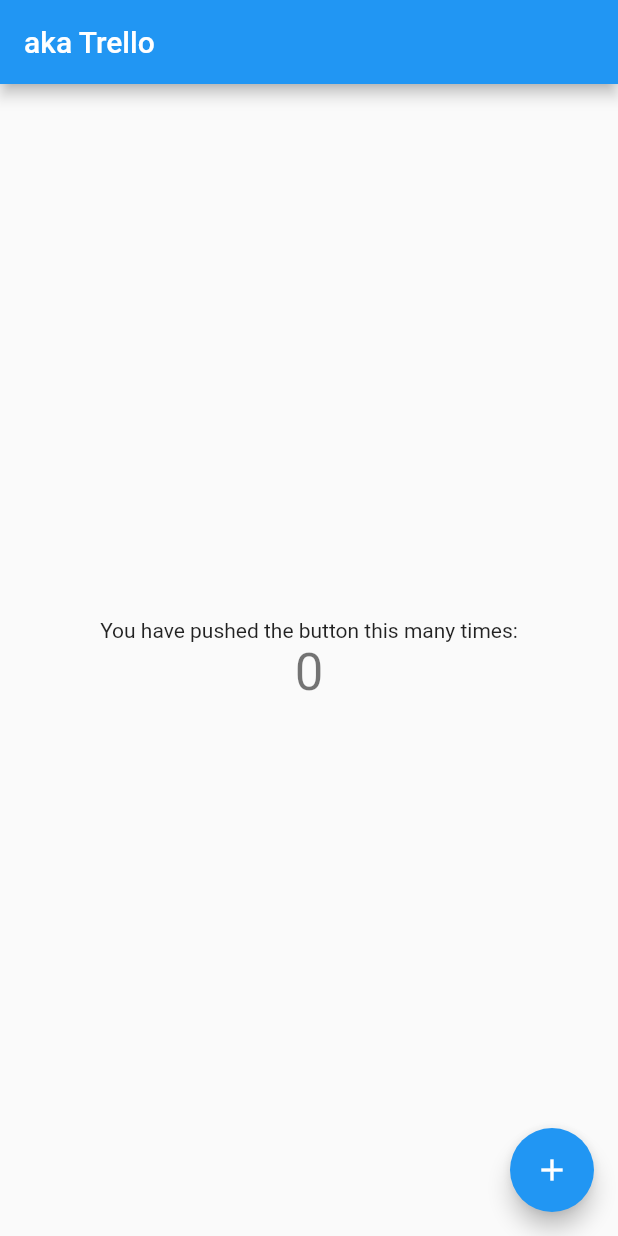
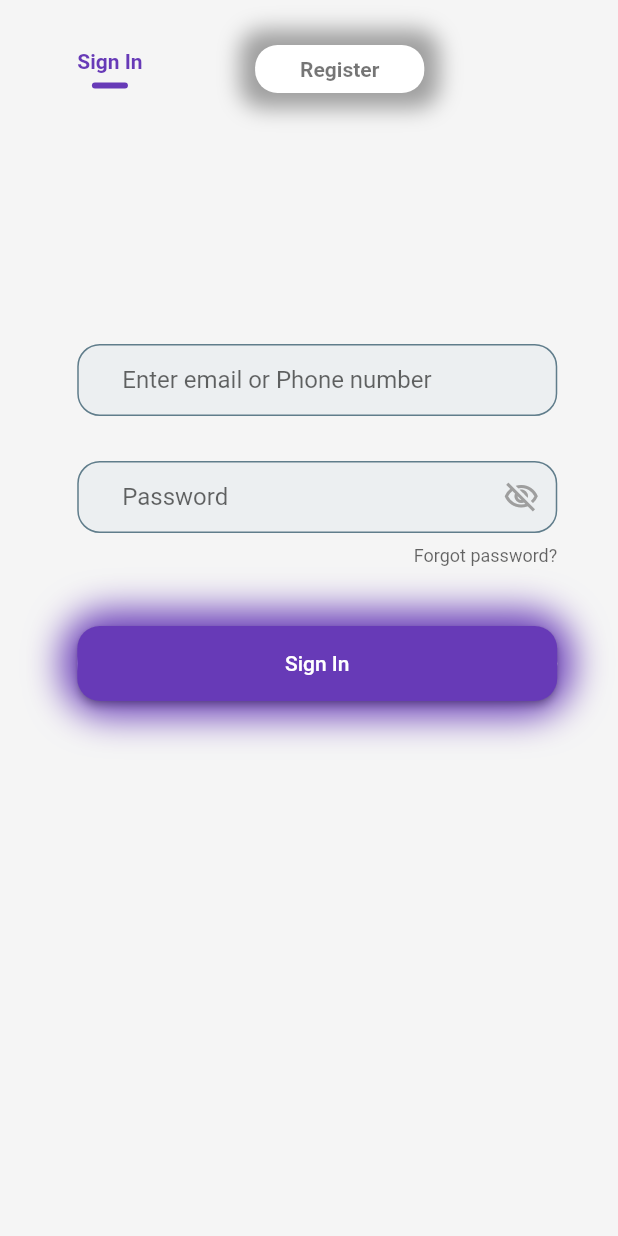
Before and after one commit to MateuszMazurTUL/web-apps-flutter, a Flutter app: the screen it shows after launch, on a phone screen of 412 x 824 dp. Run offline on Flutter 3.47's test engine with Material 2 defaults, Android fonts, the phone set to English and light mode, and no system bars.

Commit message:
login page

```diff
--- a/lib/main.dart
+++ b/lib/main.dart
@@ -11,7 +11,7 @@ class MyApp extends StatelessWidget {
   @override
   Widget build(BuildContext context) {
     return MaterialApp(
-      title: 'Flutter Demo',
+      title: 'aka Trello',
       theme: ThemeData(
         // This is the theme of your application.
         //
@@ -70,46 +70,232 @@ class _MyHomePageState extends State<MyHomePage> {
     // fast, so that you can just rebuild anything that needs updating rather
     // than having to individually change instances of widgets.
     return Scaffold(
-      appBar: AppBar(
-        // Here we take the value from the MyHomePage object that was created by
-        // the App.build method, and use it to set our appbar title.
-        title: Text(widget.title),
-      ),
-      body: Center(
-        // Center is a layout widget. It takes a single child and positions it
-        // in the middle of the parent.
-        child: Column(
-          // Column is also a layout widget. It takes a list of children and
-          // arranges them vertically. By default, it sizes itself to fit its
-          // children horizontally, and tries to be as tall as its parent.
-          //
-          // Invoke "debug painting" (press "p" in the console, choose the
-          // "Toggle Debug Paint" action from the Flutter Inspector in Android
-          // Studio, or the "Toggle Debug Paint" command in Visual Studio Code)
-          // to see the wireframe for each widget.
-          //
-          // Column has various properties to control how it sizes itself and
-          // how it positions its children. Here we use mainAxisAlignment to
-          // center the children vertically; the main axis here is the vertical
-          // axis because Columns are vertical (the cross axis would be
-          // horizontal).
-          mainAxisAlignment: MainAxisAlignment.center,
-          children: <Widget>[
-            const Text(
-              'You have pushed the button this many times:',
-            ),
-            Text(
-              '$_counter',
-              style: Theme.of(context).textTheme.headline4,
-            ),
-          ],
-        ),
-      ),
-      floatingActionButton: FloatingActionButton(
-        onPressed: _incrementCounter,
-        tooltip: 'Increment',
-        child: const Icon(Icons.add),
+      backgroundColor: Color(0xFFf5f5f5),
+      body: ListView(
+        padding: EdgeInsets.symmetric(
+            horizontal: MediaQuery.of(context).size.width / 8),
+        children: [
+          Menu(),
+          // MediaQuery.of(context).size.width >= 980
+          //     ? Menu()
+          //     : SizedBox(), // Responsive
+          Body()
+        ],
       ), // This trailing comma makes auto-formatting nicer for build methods.
     );
   }
 }
+
+class Menu extends StatelessWidget {
+  @override
+  Widget build(BuildContext context) {
+    return Padding(
+      padding: const EdgeInsets.symmetric(vertical: 30),
+      child: Row(
+        mainAxisAlignment: MainAxisAlignment.spaceBetween,
+        children: [
+          Row(
+            mainAxisAlignment: MainAxisAlignment.start,
+            children: [
+              _menuItem(title: 'Sign In', isActive: true),
+              _registerButton()
+            ],
+          ),
+        ],
+      ),
+    );
+  }
+
+  Widget _menuItem({String title = 'Title Menu', isActive = false}) {
+    return Padding(
+      padding: const EdgeInsets.only(right: 75),
+      child: MouseRegion(
+        cursor: SystemMouseCursors.click,
+        child: Column(
+          children: [
+            Text(
+              '$title',
+              style: TextStyle(
+                fontWeight: FontWeight.bold,
+                color: isActive ? Colors.deepPurple : Colors.grey,
+              ),
+            ),
+            SizedBox(
+              height: 6,
+            ),
+            isActive
+                ? Container(
+                    padding: EdgeInsets.symmetric(horizontal: 12, vertical: 2),
+                    decoration: BoxDecoration(
+                      color: Colors.deepPurple,
+                      borderRadius: BorderRadius.circular(30),
+                    ),
+                  )
+                : SizedBox()
+          ],
+        ),
+      ),
+    );
+  }
+
+  Widget _registerButton() {
+    return Container(
+      padding: EdgeInsets.symmetric(horizontal: 30, vertical: 8),
+      decoration: BoxDecoration(
+        color: Colors.white,
+        borderRadius: BorderRadius.circular(15),
+        boxShadow: [
+          BoxShadow(
+            color: Colors.grey,
+            spreadRadius: 10,
+            blurRadius: 12,
+          ),
+        ],
+      ),
+      child: Text(
+        'Register',
+        style: TextStyle(
+          fontWeight: FontWeight.bold,
+          color: Colors.black54,
+        ),
+      ),
+    );
+  }
+}
+
+class Body extends StatelessWidget {
+  @override
+  Widget build(BuildContext context) {
+    return Row(
+      mainAxisAlignment: MainAxisAlignment.center,
+      children: [
+        Padding(
+          padding: EdgeInsets.symmetric(
+              vertical: MediaQuery.of(context).size.height / 6),
+          child: Container(
+            width: 320,
+            child: _formLogin(),
+          ),
+        )
+      ],
+    );
+  }
+
+  Widget _formLogin() {
+    return Column(
+      children: [
+        TextField(
+          decoration: InputDecoration(
+            hintText: 'Enter email or Phone number',
+            filled: true,
+            fillColor: Colors.blueGrey[50],
+            labelStyle: TextStyle(fontSize: 12),
+            contentPadding: EdgeInsets.only(left: 30),
+            enabledBorder: OutlineInputBorder(
+              borderSide: BorderSide(color: Colors.blueGrey),
+              borderRadius: BorderRadius.circular(15),
+            ),
+            focusedBorder: OutlineInputBorder(
+              borderSide: BorderSide(color: Colors.blueGrey),
+              borderRadius: BorderRadius.circular(15),
+            ),
+          ),
+        ),
+        SizedBox(height: 30),
+        TextField(
+          decoration: InputDecoration(
+            hintText: 'Password',
+            counterText: 'Forgot password?',
+            suffixIcon: Icon(
+              Icons.visibility_off_outlined,
+              color: Colors.grey,
+            ),
+            filled: true,
+            fillColor: Colors.blueGrey[50],
+            labelStyle: TextStyle(fontSize: 12),
+            contentPadding: EdgeInsets.only(left: 30),
+            enabledBorder: OutlineInputBorder(
+              borderSide: BorderSide(color: Colors.blueGrey),
+              borderRadius: BorderRadius.circular(15),
+            ),
+            focusedBorder: OutlineInputBorder(
+              borderSide: BorderSide(color: Colors.blueGrey),
+              borderRadius: BorderRadius.circular(15),
+            ),
+          ),
+        ),
+        SizedBox(height: 40),
+        Container(
+          decoration: BoxDecoration(
+            color: Colors.white,
+            borderRadius: BorderRadius.circular(30),
+            boxShadow: [
+              BoxShadow(
+                color: Colors.deepPurple,
+                spreadRadius: 10,
+                blurRadius: 20,
+              ),
+            ],
+          ),
+          child: ElevatedButton(
+            child: Container(
+                width: double.infinity,
+                height: 50,
+                child: Center(child: Text("Sign In"))),
+            onPressed: () => print("it's pressed"),
+            style: ElevatedButton.styleFrom(
+              primary: Colors.deepPurple,
+              onPrimary: Colors.white,
+              shape: RoundedRectangleBorder(
+                borderRadius: BorderRadius.circular(15),
+              ),
+            ),
+          ),
+        ),
+      ],
+    );
+  }
+
+  Widget _loginWithButton({String? image, bool isActive = false}) {
+    return Container(
+      width: 90,
+      height: 70,
+      decoration: isActive
+          ? BoxDecoration(
+              color: Colors.white,
+              boxShadow: [
+                BoxShadow(
+                  color: Colors.grey,
+                  spreadRadius: 10,
+                  blurRadius: 30,
+                )
+              ],
+              borderRadius: BorderRadius.circular(15),
+            )
+          : BoxDecoration(
+              borderRadius: BorderRadius.circular(15),
+              border: Border.all(color: Colors.grey),
+            ),
+      child: Center(
+          child: Container(
+        decoration: isActive
+            ? BoxDecoration(
+                color: Colors.white,
+                borderRadius: BorderRadius.circular(35),
+                boxShadow: [
+                  BoxShadow(
+                    color: Colors.grey,
+                    spreadRadius: 2,
+                    blurRadius: 15,
+                  )
+                ],
+              )
+            : BoxDecoration(),
+        child: Image.asset(
+          '$image',
+          width: 35,
+        ),
+      )),
+    );
+  }
+}
```
